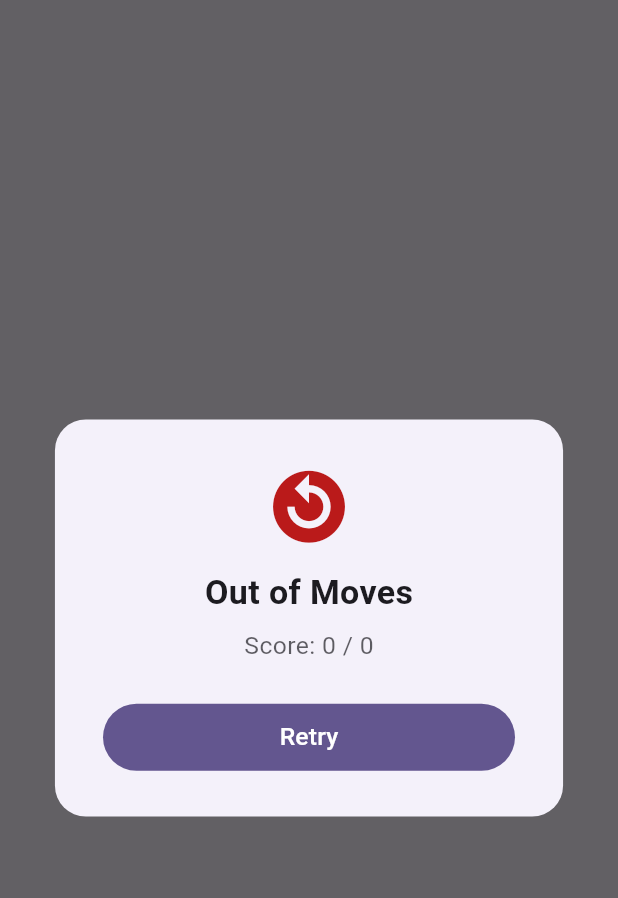
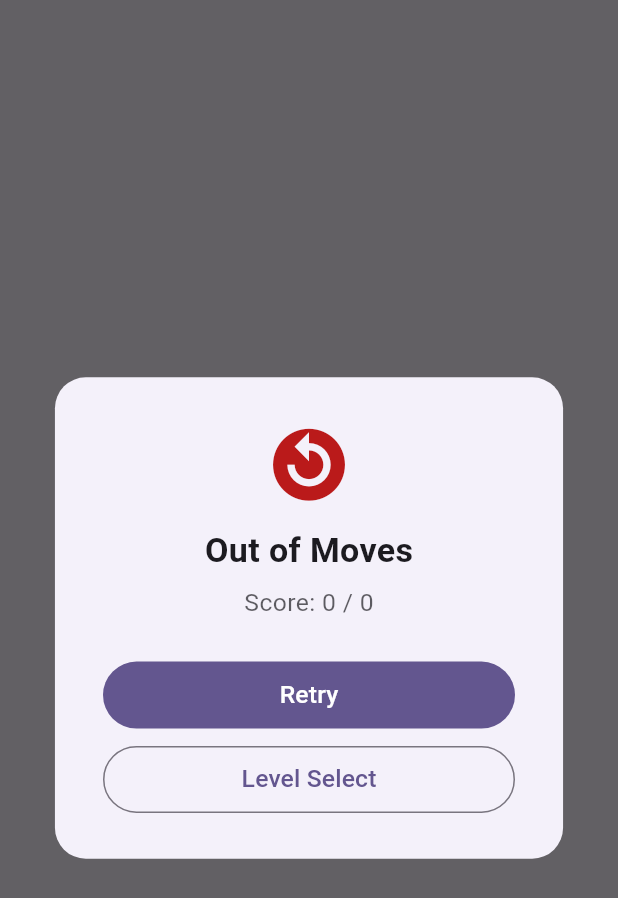
Before and after one commit to Gulshid/Match-3-Puzzle, a Flutter app: the LevelResultOverlay widget shown alone on an empty page, opened directly with empty values, on a phone screen of 412 x 824 dp. Shown: the top 898 px of the screen. Run offline on Flutter 3.47's test engine with Material 3 defaults, Android fonts, the phone set to English and light mode, and no system bars; our stand-ins replace audioplayers, flutter_riverpod, flutter_screenutil, go_router.

Commit message:
level result overllay is updated

```diff
--- a/match_3_puzzle/lib/features/game/presentation/widgets/level_result_overlay.dart
+++ b/match_3_puzzle/lib/features/game/presentation/widgets/level_result_overlay.dart
@@ -5,23 +5,30 @@ import '../../domain/models/level_config.dart';
 
 /// Full-screen overlay shown when a level is won or lost.
 ///
-/// Intentionally plain (no confetti/stars/animation) — Phase 7 builds
-/// the real result screen with star ratings and a proper level-map
-/// "next level" flow. This just needs to make win/lose visible and
-/// offer a retry.
+/// Phase 7: added a 0-3 star row and split the single "Retry" action
+/// into level-map-aware actions (Retry / Next Level / Level Select),
+/// since the game is no longer a single hardcoded level.
 class LevelResultOverlay extends StatelessWidget {
   const LevelResultOverlay({
     super.key,
     required this.status,
     required this.score,
     required this.targetScore,
+    required this.stars,
+    required this.hasNextLevel,
     required this.onRetry,
+    required this.onNextLevel,
+    required this.onLevelSelect,
   });
 
   final GameStatus status;
   final int score;
   final int targetScore;
+  final int stars;
+  final bool hasNextLevel;
   final VoidCallback onRetry;
+  final VoidCallback onNextLevel;
+  final VoidCallback onLevelSelect;
 
   @override
   Widget build(BuildContext context) {
@@ -56,6 +63,21 @@ class LevelResultOverlay extends StatelessWidget {
                     color: theme.colorScheme.onSurface,
                   ),
                 ),
+                if (isWin) ...[
+                  SizedBox(height: 10.h),
+                  Row(
+                    mainAxisAlignment: MainAxisAlignment.center,
+                    children: List.generate(3, (i) {
+                      return Icon(
+                        Icons.star,
+                        size: 30.r,
+                        color: i < stars
+                            ? Colors.amber
+                            : theme.colorScheme.onSurface.withOpacity(0.2),
+                      );
+                    }),
+                  ),
+                ],
                 SizedBox(height: 8.h),
                 Text(
                   'Score: $score / $targetScore',
@@ -65,16 +87,39 @@ class LevelResultOverlay extends StatelessWidget {
                   ),
                 ),
                 SizedBox(height: 24.h),
+                if (isWin && hasNextLevel)
+                  SizedBox(
+                    width: double.infinity,
+                    child: FilledButton(
+                      onPressed: onNextLevel,
+                      child: Padding(
+                        padding: EdgeInsets.symmetric(vertical: 10.h),
+                        child: Text('Next Level',
+                            style: TextStyle(fontSize: 16.sp)),
+                      ),
+                    ),
+                  )
+                else
+                  SizedBox(
+                    width: double.infinity,
+                    child: FilledButton(
+                      onPressed: onRetry,
+                      child: Padding(
+                        padding: EdgeInsets.symmetric(vertical: 10.h),
+                        child:
+                            Text('Retry', style: TextStyle(fontSize: 16.sp)),
+                      ),
+                    ),
+                  ),
+                SizedBox(height: 8.h),
                 SizedBox(
                   width: double.infinity,
-                  child: FilledButton(
-                    onPressed: onRetry,
+                  child: OutlinedButton(
+                    onPressed: onLevelSelect,
                     child: Padding(
                       padding: EdgeInsets.symmetric(vertical: 10.h),
-                      child: Text(
-                        'Retry',
-                        style: TextStyle(fontSize: 16.sp),
-                      ),
+                      child: Text('Level Select',
+                          style: TextStyle(fontSize: 16.sp)),
                     ),
                   ),
                 ),
```
